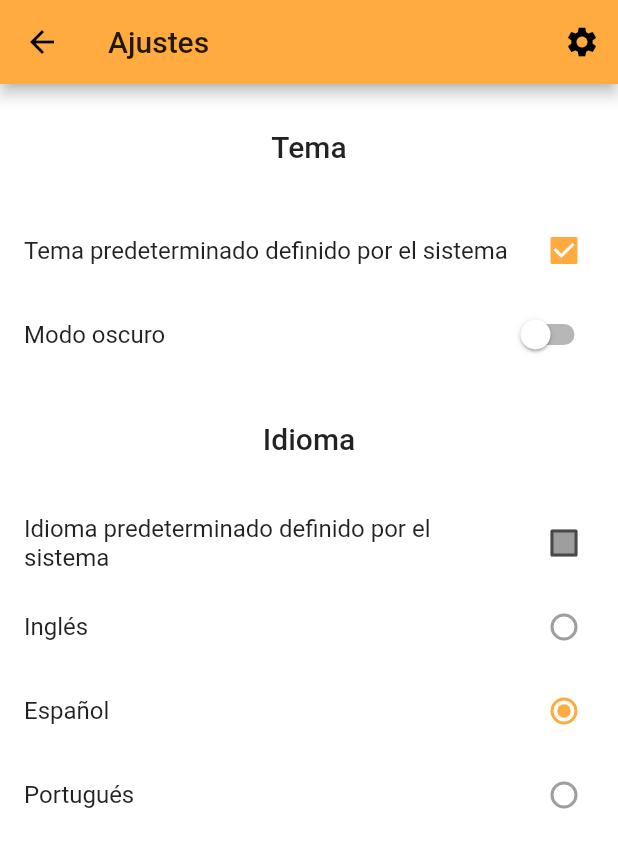
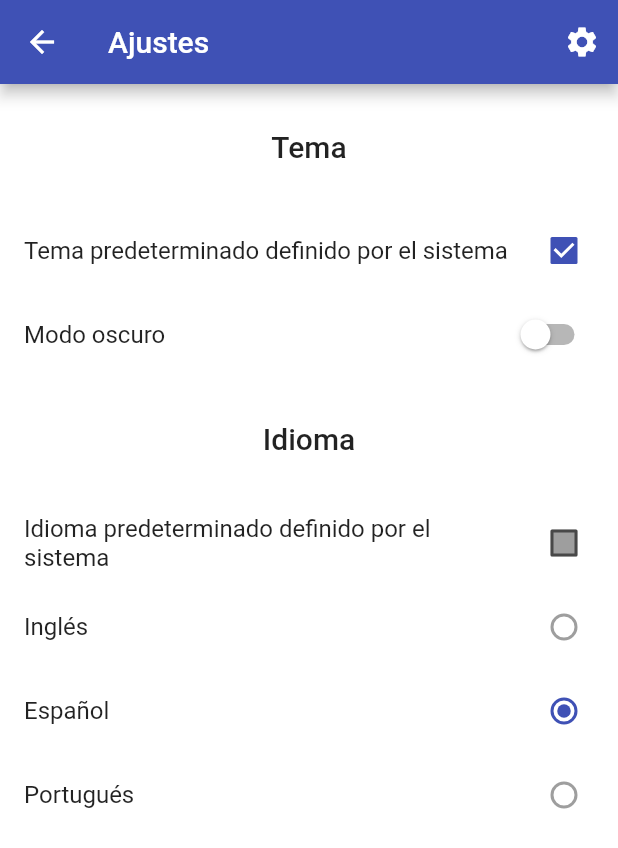
Before and after one commit to charleslana/admin_flutter_snippets, a Flutter app: the SettingsPage screen opened by its route, after a tap on "Spanish", on a phone screen of 412 x 824 dp. Shown: the top 848 px of the screen. Run offline on Flutter 3.47's test engine with Material 2 defaults, Android fonts, the phone set to English and light mode, and no system bars; our stand-ins replace cloud_firestore, firebase_core, flutter_slidable, shared_preferences; accounts and stored records are empty; generated files the repository leaves out were written again.

Commit message:
feat(refactoring): update

```diff
--- a/lib/main.dart
+++ b/lib/main.dart
@@ -1,4 +1,5 @@
 import 'package:admin_flutter_snippets/src/l10n/l10n.dart';
+import 'package:admin_flutter_snippets/src/pages/edit_news_page.dart';
 import 'package:admin_flutter_snippets/src/pages/home_page.dart';
 import 'package:admin_flutter_snippets/src/pages/settings_page.dart';
 import 'package:admin_flutter_snippets/src/providers/locale_provider.dart';
@@ -50,11 +51,9 @@ class MyAppMaterial extends StatelessWidget {
 
   @override
   Widget build(BuildContext context) {
-    const String title = 'Admin News FS';
-
     return MaterialApp(
       debugShowCheckedModeBanner: false,
-      title: title,
+      title: 'Admin News FS',
       themeMode: Provider.of<ThemeProvider>(context).themeMode,
       theme: lighTheme,
       darkTheme: darkTheme,
@@ -71,7 +70,7 @@ class MyAppMaterial extends StatelessWidget {
         switch (settings.name) {
           case Routes.home:
             return RouteTransitionWidget(
-              widget: const HomePage(title: title),
+              widget: const HomePage(),
               settings: settings,
             );
           case Routes.settings:
@@ -79,9 +78,14 @@ class MyAppMaterial extends StatelessWidget {
               widget: const SettingsPage(),
               settings: settings,
             );
+          case Routes.editNews:
+            return RouteTransitionWidget(
+              widget: const EditNewsPage(),
+              settings: settings,
+            );
           default:
             return RouteTransitionWidget(
-              widget: const HomePage(title: title),
+              widget: const HomePage(),
               settings: settings,
             );
         }
--- a/lib/src/l10n/app_en.arb
+++ b/lib/src/l10n/app_en.arb
@@ -10,5 +10,6 @@
     "pageSettingsDefaultLanguage": "System defined default language",
     "pageSettingsLanguageEnglish": "English",
     "pageSettingsLanguageSpanish": "Spanish",
-    "pageSettingsLanguagePortuguese": "Portuguese"
+    "pageSettingsLanguagePortuguese": "Portuguese",
+    "dateFormat": "MM/dd/yyyy"
 }
--- a/lib/src/l10n/app_es.arb
+++ b/lib/src/l10n/app_es.arb
@@ -10,5 +10,6 @@
     "pageSettingsDefaultLanguage": "Idioma predeterminado definido por el sistema",
     "pageSettingsLanguageEnglish": "Inglés",
     "pageSettingsLanguageSpanish": "Español",
-    "pageSettingsLanguagePortuguese": "Portugués"
+    "pageSettingsLanguagePortuguese": "Portugués",
+    "dateFormat": "dd/MM/yyyy"
 }
--- a/lib/src/l10n/app_pt.arb
+++ b/lib/src/l10n/app_pt.arb
@@ -10,5 +10,6 @@
     "pageSettingsDefaultLanguage": "Idioma padrão definido pelo sistema",
     "pageSettingsLanguageEnglish": "Inglês",
     "pageSettingsLanguageSpanish": "Espanhol",
-    "pageSettingsLanguagePortuguese": "Português"
+    "pageSettingsLanguagePortuguese": "Português",
+    "dateFormat": "dd/MM/yyyy"
 }
--- a/lib/src/pages/home_page.dart
+++ b/lib/src/pages/home_page.dart
@@ -2,15 +2,14 @@ import 'package:admin_flutter_snippets/src/api/firebase_api.dart';
 import 'package:admin_flutter_snippets/src/models/news.dart';
 import 'package:admin_flutter_snippets/src/providers/news_provider.dart';
 import 'package:admin_flutter_snippets/src/widgets/add_news_dialog_widget.dart';
+import 'package:admin_flutter_snippets/src/widgets/app_bar_widget.dart';
 import 'package:admin_flutter_snippets/src/widgets/disabled_list_widget.dart';
 import 'package:admin_flutter_snippets/src/widgets/news_list_widget.dart';
 import 'package:flutter/material.dart';
 import 'package:provider/provider.dart';
 
 class HomePage extends StatefulWidget {
-  const HomePage({required this.title, Key? key}) : super(key: key);
-
-  final String title;
+  const HomePage({Key? key}) : super(key: key);
 
   @override
   _HomePageState createState() => _HomePageState();
@@ -18,16 +17,6 @@ class HomePage extends StatefulWidget {
 
 class _HomePageState extends State<HomePage> {
   int _selectedIndex = 0;
-
-  Widget buildText(String text) => Center(
-        child: Text(
-          text,
-          style: const TextStyle(
-            fontSize: 24,
-            color: Colors.white,
-          ),
-        ),
-      );
 
   @override
   Widget build(BuildContext context) {
@@ -38,13 +27,10 @@ class _HomePageState extends State<HomePage> {
 
     return SafeArea(
       child: Scaffold(
-        appBar: AppBar(
-          title: Text(widget.title),
+        appBar: const AppBarWidget(
+          title: 'News',
         ),
         bottomNavigationBar: BottomNavigationBar(
-          backgroundColor: Theme.of(context).primaryColor,
-          unselectedItemColor: Colors.white.withOpacity(0.7),
-          selectedItemColor: Colors.white,
           currentIndex: _selectedIndex,
           onTap: (index) => setState(() {
             _selectedIndex = index;
@@ -68,11 +54,16 @@ class _HomePageState extends State<HomePage> {
                 return const Center(child: CircularProgressIndicator());
               default:
                 if (snapshot.hasError) {
-                  return buildText('Something Went Wrong Try later');
+                  return const Center(
+                    child: Text(
+                      'Something Went Wrong Try later',
+                      style: TextStyle(
+                        fontSize: 24,
+                      ),
+                    ),
+                  );
                 } else {
-                  final news = snapshot.data;
-
-                  Provider.of<NewsProvider>(context).setNews(news);
+                  Provider.of<NewsProvider>(context).setNews(snapshot.data);
 
                   return tabs[_selectedIndex];
                 }
@@ -80,15 +71,14 @@ class _HomePageState extends State<HomePage> {
           },
         ),
         floatingActionButton: FloatingActionButton(
-          shape: RoundedRectangleBorder(
-            borderRadius: BorderRadius.circular(20),
-          ),
-          backgroundColor: Colors.black,
           onPressed: () => showDialog(
             context: context,
             builder: (context) => const AddNewsDialogWidget(),
           ),
-          child: const Icon(Icons.add),
+          child: const Icon(
+            Icons.add,
+            color: Colors.white,
+          ),
         ),
       ),
     );
--- a/lib/src/providers/theme_provider.dart
+++ b/lib/src/providers/theme_provider.dart
@@ -77,15 +77,15 @@ class ThemeProvider extends ChangeNotifier {
 
 final lighTheme = ThemeData(
   scaffoldBackgroundColor: Colors.white,
-  primaryColor: Colors.orangeAccent,
+  primaryColor: Colors.indigo,
   colorScheme: const ColorScheme.light().copyWith(
-    primary: Colors.orangeAccent,
+    primary: Colors.indigo,
   ),
   switchTheme: SwitchThemeData(
     thumbColor: MaterialStateProperty.resolveWith<Color>(
       (Set<MaterialState> states) {
         if (states.contains(MaterialState.selected)) {
-          return Colors.orangeAccent;
+          return Colors.indigo;
         }
         return Colors.white.withAlpha(700);
       },
@@ -96,7 +96,7 @@ final lighTheme = ThemeData(
     fillColor: MaterialStateProperty.resolveWith<Color>(
       (Set<MaterialState> states) {
         if (states.contains(MaterialState.selected)) {
-          return Colors.orangeAccent;
+          return Colors.indigo;
         }
         return Colors.grey;
       },
@@ -106,28 +106,40 @@ final lighTheme = ThemeData(
     fillColor: MaterialStateProperty.resolveWith<Color>(
       (Set<MaterialState> states) {
         if (states.contains(MaterialState.selected)) {
-          return Colors.orangeAccent;
+          return Colors.indigo;
         }
         return Colors.grey;
       },
     ),
   ),
   bottomNavigationBarTheme: const BottomNavigationBarThemeData(
-    selectedItemColor: Colors.orangeAccent,
+    selectedItemColor: Colors.indigo,
+  ),
+  floatingActionButtonTheme: const FloatingActionButtonThemeData(
+    backgroundColor: Colors.indigo,
+  ),
+  elevatedButtonTheme: ElevatedButtonThemeData(
+    style: TextButton.styleFrom(
+      backgroundColor: Colors.indigo,
+      primary: Colors.white,
+    ),
+  ),
+  snackBarTheme: const SnackBarThemeData(
+    actionTextColor: Colors.white,
   ),
 );
 
 final darkTheme = ThemeData(
   scaffoldBackgroundColor: Colors.grey.shade900,
-  primaryColor: Colors.orangeAccent,
+  primaryColor: Colors.indigo,
   colorScheme: const ColorScheme.dark().copyWith(
-    primary: Colors.orangeAccent,
+    primary: Colors.indigo,
   ),
   switchTheme: SwitchThemeData(
     thumbColor: MaterialStateProperty.resolveWith<Color>(
       (Set<MaterialState> states) {
         if (states.contains(MaterialState.selected)) {
-          return Colors.orangeAccent;
+          return Colors.indigo;
         }
         return Colors.white.withAlpha(700);
       },
@@ -138,7 +150,7 @@ final darkTheme = ThemeData(
     fillColor: MaterialStateProperty.resolveWith<Color>(
       (Set<MaterialState> states) {
         if (states.contains(MaterialState.selected)) {
-          return Colors.orangeAccent;
+          return Colors.indigo;
         }
         return Colors.grey;
       },
@@ -148,13 +160,25 @@ final darkTheme = ThemeData(
     fillColor: MaterialStateProperty.resolveWith<Color>(
       (Set<MaterialState> states) {
         if (states.contains(MaterialState.selected)) {
-          return Colors.orangeAccent;
+          return Colors.indigo;
         }
         return Colors.grey;
       },
     ),
   ),
   bottomNavigationBarTheme: const BottomNavigationBarThemeData(
-    selectedItemColor: Colors.orangeAccent,
+    selectedItemColor: Colors.indigo,
+  ),
+  floatingActionButtonTheme: const FloatingActionButtonThemeData(
+    backgroundColor: Colors.indigo,
+  ),
+  elevatedButtonTheme: ElevatedButtonThemeData(
+    style: TextButton.styleFrom(
+      backgroundColor: Colors.indigo,
+      primary: Colors.white,
+    ),
+  ),
+  snackBarTheme: const SnackBarThemeData(
+    actionTextColor: Colors.black,
   ),
 );
--- a/lib/src/routes/routes.dart
+++ b/lib/src/routes/routes.dart
@@ -1,4 +1,5 @@
 class Routes {
   static const home = '/';
+  static const editNews = 'edit-news';
   static const settings = '/settings';
 }
--- a/lib/src/widgets/disabled_list_widget.dart
+++ b/lib/src/widgets/disabled_list_widget.dart
@@ -8,8 +8,7 @@ class DisabledListWidget extends StatelessWidget {
 
   @override
   Widget build(BuildContext context) {
-    final provider = Provider.of<NewsProvider>(context);
-    final news = provider.newsDisabled;
+    final news = Provider.of<NewsProvider>(context).newsDisabled;
 
     return news.isEmpty
         ? const Center(
--- a/lib/src/widgets/news_form_widget.dart
+++ b/lib/src/widgets/news_form_widget.dart
@@ -46,7 +46,7 @@ class NewsFormWidget extends StatelessWidget {
       );
 
   Widget buildDescription() => TextFormField(
-        maxLines: 3,
+        maxLines: 5,
         initialValue: description,
         onChanged: onChangedDescription,
         validator: (description) {
@@ -64,9 +64,6 @@ class NewsFormWidget extends StatelessWidget {
   Widget buildButton() => SizedBox(
         width: double.infinity,
         child: ElevatedButton(
-          style: ButtonStyle(
-            backgroundColor: MaterialStateProperty.all(Colors.black),
-          ),
           onPressed: onSavedNews,
           child: const Text('Save'),
         ),
--- a/lib/src/widgets/news_list_widget.dart
+++ b/lib/src/widgets/news_list_widget.dart
@@ -8,8 +8,7 @@ class NewsListWidget extends StatelessWidget {
 
   @override
   Widget build(BuildContext context) {
-    final provider = Provider.of<NewsProvider>(context);
-    final news = provider.news;
+    final news = Provider.of<NewsProvider>(context).news;
 
     return news.isEmpty
         ? const Center(
```
Also changed, not shown: lib/src/pages/edit_news_page.dart (+35 -16 lines), lib/src/widgets/add_news_dialog_widget.dart (+9 -7 lines), lib/src/widgets/news_widget.dart (+73 -62 lines).
